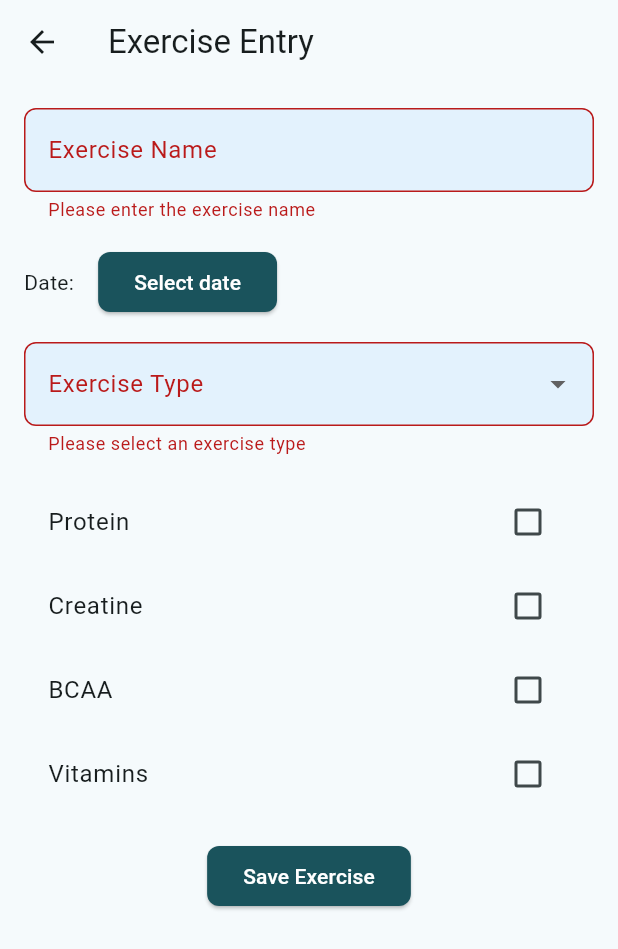
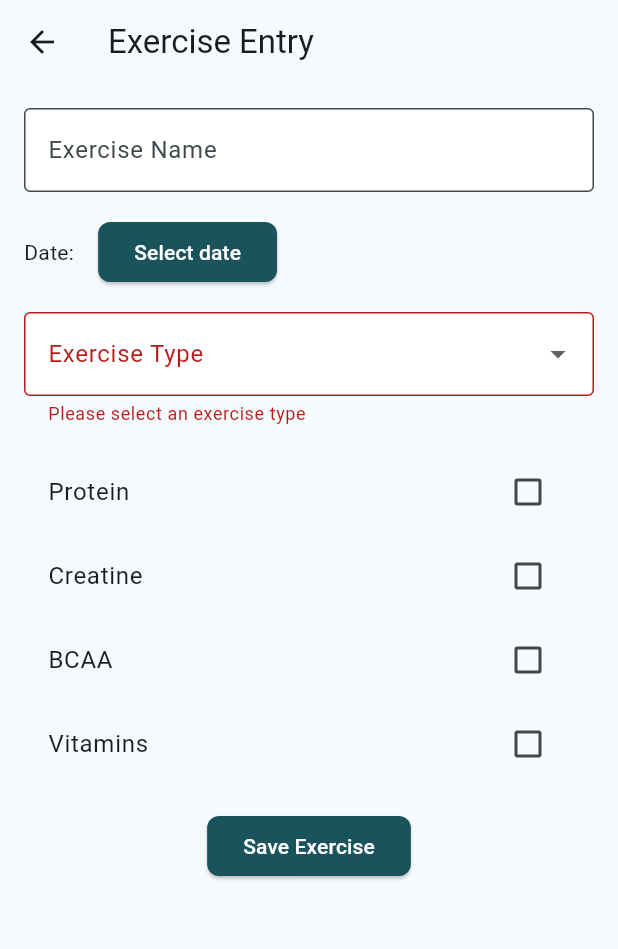
Before and after one commit to najjar77/MoveMetricsApp, a Flutter app: the ExerciseScreen screen opened by its route, after a tap on "Save Exercise", on a phone screen of 412 x 824 dp. Shown: the top 949 px of the screen. Run offline on Flutter 3.47's test engine with Material 3 defaults, Android fonts, the phone set to English and light mode, and no system bars; our stand-ins replace cloud_firestore, firebase_auth, firebase_core, flutter_mobx, get_it, google_sign_in and 1 more; accounts and stored records are empty; generated files the repository leaves out were written again.

Commit message:
feat: Add custom text field widget

```diff
--- a/lib/screens/exercise_screen.dart
+++ b/lib/screens/exercise_screen.dart
@@ -1,6 +1,6 @@
 import 'package:flutter/material.dart';
-
-import '../models/exercise_type.dart'; // Importiere das Enum
+import '../models/exercise_type.dart';
+import '../widgets/custom_text_field.dart'; // Importiere das CustomTextField
 
 class ExerciseScreen extends StatefulWidget {
   @override
@@ -9,7 +9,7 @@ class ExerciseScreen extends StatefulWidget {
 
 class _ExerciseScreenState extends State<ExerciseScreen> {
   final _formKey = GlobalKey<FormState>();
-  String _name = '';
+  final TextEditingController _nameController = TextEditingController();
   DateTime _selectedDate = DateTime.now();
   ExerciseType? _selectedExerciseType;
   bool _isProteinTaken = false;
@@ -24,10 +24,11 @@ class _ExerciseScreenState extends State<ExerciseScreen> {
       firstDate: DateTime(2000),
       lastDate: DateTime(2101),
     );
-    if (picked != null && picked != _selectedDate)
+    if (picked != null && picked != _selectedDate) {
       setState(() {
         _selectedDate = picked;
       });
+    }
   }
 
   @override
@@ -43,32 +44,29 @@ class _ExerciseScreenState extends State<ExerciseScreen> {
             key: _formKey,
             child: Column(
               children: [
-                TextFormField(
-                  decoration: InputDecoration(labelText: 'Exercise Name'),
-                  validator: (value) {
-                    if (value == null || value.isEmpty) {
-                      return 'Please enter the exercise name';
-                    }
-                    return null;
-                  },
-                  onSaved: (value) {
-                    _name = value!;
-                  },
+                CustomTextField(
+                  controller: _nameController,
+                  labelText: 'Exercise Name',
                 ),
-                SizedBox(height: 16),
+                const SizedBox(height: 16),
                 Row(
                   children: [
                     Text('Date: ${_selectedDate.toLocal()}'.split(' ')[0]),
-                    SizedBox(width: 16),
+                    const SizedBox(width: 16),
                     ElevatedButton(
                       onPressed: () => _selectDate(context),
-                      child: Text('Select date'),
+                      child: const Text('Select date'),
                     ),
                   ],
                 ),
-                SizedBox(height: 16),
+                const SizedBox(height: 16),
                 DropdownButtonFormField<ExerciseType>(
-                  decoration: InputDecoration(labelText: 'Exercise Type'),
+                  decoration: InputDecoration(
+                    labelText: 'Exercise Type',
+                    filled: true,
+                    fillColor: Colors.white, // Setze den Hintergrund auf Weiß
+                    border: OutlineInputBorder(),
+                  ),
                   items: ExerciseType.values.map((ExerciseType type) {
                     return DropdownMenuItem<ExerciseType>(
                       value: type,
@@ -82,9 +80,9 @@ class _ExerciseScreenState extends State<ExerciseScreen> {
                   },
                   validator: (value) => value == null ? 'Please select an exercise type' : null,
                 ),
-                SizedBox(height: 16),
+                const SizedBox(height: 16),
                 CheckboxListTile(
-                  title: Text('Protein'),
+                  title: const Text('Protein'),
                   value: _isProteinTaken,
                   onChanged: (bool? value) {
                     setState(() {
@@ -93,7 +91,7 @@ class _ExerciseScreenState extends State<ExerciseScreen> {
                   },
                 ),
                 CheckboxListTile(
-                  title: Text('Creatine'),
+                  title: const Text('Creatine'),
                   value: _isCreatineTaken,
                   onChanged: (bool? value) {
                     setState(() {
@@ -102,7 +100,7 @@ class _ExerciseScreenState extends State<ExerciseScreen> {
                   },
                 ),
                 CheckboxListTile(
-                  title: Text('BCAA'),
+                  title: const Text('BCAA'),
                   value: _isBcaaTaken,
                   onChanged: (bool? value) {
                     setState(() {
@@ -111,7 +109,7 @@ class _ExerciseScreenState extends State<ExerciseScreen> {
                   },
                 ),
                 CheckboxListTile(
-                  title: Text('Vitamins'),
+                  title: const Text('Vitamins'),
                   value: _isVitaminTaken,
                   onChanged: (bool? value) {
                     setState(() {
@@ -119,7 +117,7 @@ class _ExerciseScreenState extends State<ExerciseScreen> {
                     });
                   },
                 ),
-                SizedBox(height: 16),
+                const SizedBox(height: 16),
                 ElevatedButton(
                   onPressed: () {
                     if (_formKey.currentState!.validate()) {
@@ -128,7 +126,7 @@ class _ExerciseScreenState extends State<ExerciseScreen> {
                       Navigator.pop(context);
                     }
                   },
-                  child: Text('Save Exercise'),
+                  child: const Text('Save Exercise'),
                 ),
               ],
             ),
--- a/lib/widgets/custom_text_field.dart
+++ b/lib/widgets/custom_text_field.dart
@@ -16,7 +16,6 @@ class CustomTextField extends StatelessWidget {
     return TextField(
       controller: controller,
       obscureText: obscureText,
-
       decoration: InputDecoration(
         fillColor: Colors.white,
         labelText: labelText,
```
